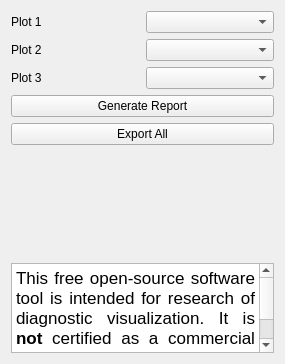
Above: ilastik/workflows/mriVolumetry/report_drawer.ui from ilastik/ilastik before the change. Below: the same form after it.
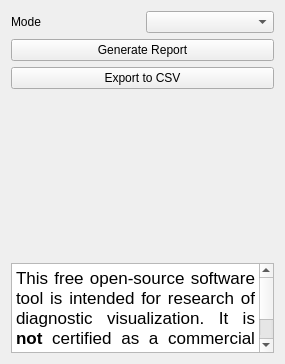
That is the form after the change.

Commit message: modified report to only show plots - table can be exported, progressbar does not work

What changed in the file:
```diff
--- a/ilastik/workflows/mriVolumetry/report_drawer.ui
+++ b/ilastik/workflows/mriVolumetry/report_drawer.ui
@@ -17,32 +17,12 @@
    <item>
     <layout class="QGridLayout" name="gridLayout">
      <item row="0" column="1">
-      <widget class="QComboBox" name="comboBoxPlot1"/>
-     </item>
-     <item row="2" column="1">
-      <widget class="QComboBox" name="comboBoxPlot3"/>
-     </item>
-     <item row="1" column="1">
-      <widget class="QComboBox" name="comboBoxPlot2"/>
+      <widget class="QComboBox" name="comboBoxMode"/>
      </item>
      <item row="0" column="0">
       <widget class="QLabel" name="labelPlot1">
        <property name="text">
-        <string>Plot 1</string>
-       </property>
-      </widget>
-     </item>
-     <item row="1" column="0">
-      <widget class="QLabel" name="labelPlot2">
-       <property name="text">
-        <string>Plot 2</string>
-       </property>
-      </widget>
-     </item>
-     <item row="2" column="0">
-      <widget class="QLabel" name="labelPlot3">
-       <property name="text">
-        <string>Plot 3</string>
+        <string>Mode</string>
        </property>
       </widget>
      </item>
@@ -60,7 +40,7 @@
      <item>
       <widget class="QPushButton" name="exportButton">
        <property name="text">
-        <string>Export All</string>
+        <string>Export to CSV</string>
        </property>
       </widget>
      </item>
```
Left out of the diff: 2 changed lines with no effect on the pictures. The commit also changes 2 other files.
